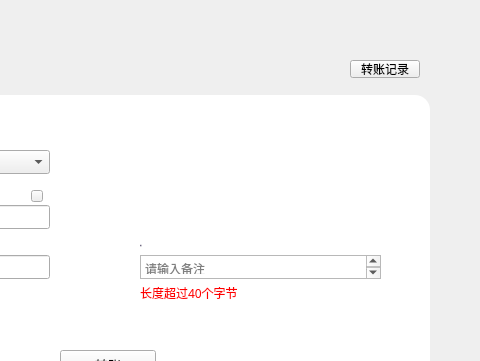
The window that LNKWallet/transfer/transferpage.ui (HcashOrg/hx-indicator) describes before a commit, drawn with Qt 5; both pictures show x 290 to 770 and y 0 to 361 of the 770 by 530 pixel window.
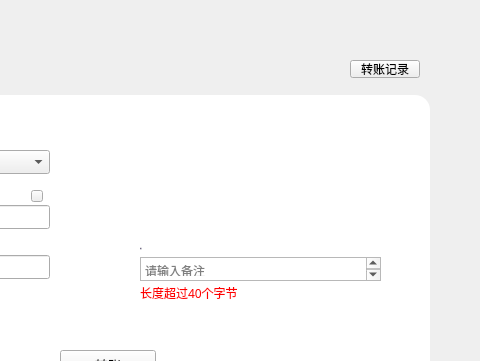
The same window after the commit.

```diff
--- a/LNKWallet/transfer/transferpage.ui
+++ b/LNKWallet/transfer/transferpage.ui
@@ -130,7 +130,7 @@
     <property name="geometry">
      <rect>
       <x>380</x>
-      <y>27</y>
+      <y>26</y>
       <width>240</width>
       <height>121</height>
      </rect>
@@ -218,7 +218,7 @@
     <property name="geometry">
      <rect>
       <x>380</x>
-      <y>160</y>
+      <y>162</y>
       <width>241</width>
       <height>24</height>
      </rect>
@@ -230,8 +230,8 @@
      <string>&lt;!DOCTYPE HTML PUBLIC &quot;-//W3C//DTD HTML 4.0//EN&quot; &quot;http://www.w3.org/TR/REC-html40/strict.dtd&quot;&gt;
 &lt;html&gt;&lt;head&gt;&lt;meta name=&quot;qrichtext&quot; content=&quot;1&quot; /&gt;&lt;style type=&quot;text/css&quot;&gt;
 p, li { white-space: pre-wrap; }
-&lt;/style&gt;&lt;/head&gt;&lt;body style=&quot; font-family:'微软雅黑'; font-size:9pt; font-weight:400; font-style:normal;&quot;&gt;
-&lt;p style=&quot;-qt-paragraph-type:empty; margin-top:0px; margin-bottom:0px; margin-left:0px; margin-right:0px; -qt-block-indent:0; text-indent:0px;&quot;&gt;&lt;br /&gt;&lt;/p&gt;&lt;/body&gt;&lt;/html&gt;</string>
+&lt;/style&gt;&lt;/head&gt;&lt;body style=&quot; font-family:'SimSun'; font-size:9pt; font-weight:400; font-style:normal;&quot;&gt;
+&lt;p style=&quot;-qt-paragraph-type:empty; margin-top:0px; margin-bottom:0px; margin-left:0px; margin-right:0px; -qt-block-indent:0; text-indent:0px; font-family:'微软雅黑';&quot;&gt;&lt;br /&gt;&lt;/p&gt;&lt;/body&gt;&lt;/html&gt;</string>
     </property>
     <property name="placeholderText">
      <string>请输入备注</string>
@@ -330,7 +330,7 @@
     <property name="geometry">
      <rect>
       <x>380</x>
-      <y>138</y>
+      <y>141</y>
       <width>80</width>
       <height>24</height>
      </rect>
```
